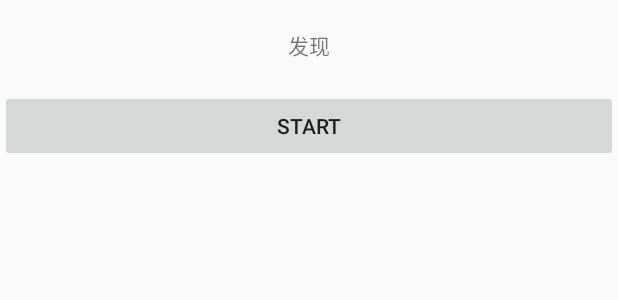
After one commit to wenge1215/MyEyepetizeKotlin, an Android app: the layout fragment_find.xml on its own in the app's theme, with its tools: preview values and no code run, on a phone screen of 412 x 824 dp. The commit adds this screen. Shown: the top 300 px of the screen. Run offline under Robolectric (Android 15) with nearby library versions, the light colour scheme and no system bars.

Commit message:
创建fragment

```diff
--- a/app/src/main/java/wenge/com/myeyepetizekotlin/mvp/contract/HomeContract.kt
+++ b/app/src/main/java/wenge/com/myeyepetizekotlin/mvp/contract/HomeContract.kt
@@ -2,7 +2,7 @@ package wenge.com.myeyepetizekotlin.mvp.contract
 
 import wenge.com.myeyepetizekotlin.base.BasePresenter
 import wenge.com.myeyepetizekotlin.base.BaseView
-import wenge.com.myeyepetizekotlin.mvp.model.HomeBean
+import wenge.com.myeyepetizekotlin.mvp.model.bean.HomeBean
 
 /**
  * Created by WENGE on 2017/9/5.
--- /dev/null
+++ b/app/src/main/res/drawable/refs.xml
@@ -0,0 +1,34 @@
+<?xml version="1.0" encoding="utf-8"?>
+<selector xmlns:android="http://schemas.android.com/apk/res/android">
+    <item
+        android:state_enabled="true"
+        android:state_pressed="true">
+        <set android:ordering="together">
+            <objectAnimator
+                android:duration="@android:integer/config_shortAnimTime"
+                android:propertyName="scaleX"
+                android:valueTo="0.6"
+                android:valueType="floatType" />
+            <objectAnimator
+                android:duration="@android:integer/config_shortAnimTime"
+                android:propertyName="scaleY"
+                android:valueTo="0.6"
+                android:valueType="floatType" />
+        </set>
+    </item>
+
+    <item>
+        <set android:ordering="together">
+            <objectAnimator
+                android:duration="@android:integer/config_shortAnimTime"
+                android:propertyName="scaleX"
+                android:valueTo="1.0"
+                android:valueType="floatType" />
+            <objectAnimator
+                android:duration="@android:integer/config_shortAnimTime"
+                android:propertyName="scaleY"
+                android:valueTo="1.0"
+                android:valueType="floatType" />
+        </set>
+    </item>
+</selector>
--- /dev/null
+++ b/app/src/main/res/layout/fragment_find.xml
@@ -0,0 +1,18 @@
+<?xml version="1.0" encoding="utf-8"?>
+<LinearLayout xmlns:android="http://schemas.android.com/apk/res/android"
+              android:layout_width="match_parent"
+              android:layout_height="match_parent"
+              android:orientation="vertical">
+
+    <TextView
+        android:layout_width="match_parent"
+        android:layout_height="60dp"
+        android:gravity="center"
+        android:text="发现"/>
+
+    <Button
+        android:layout_width="match_parent"
+        android:layout_height="wrap_content"
+        android:stateListAnimator="@drawable/refs"
+        android:text="start"/>
+</LinearLayout>
--- a/app/src/main/res/values/colors.xml
+++ b/app/src/main/res/values/colors.xml
@@ -5,4 +5,5 @@
     <color name="colorAccent">#FF4081</color>
     <color name="black">#3e424b</color>
     <color name="white">#FFFFFF</color>
+    <color name="transparent">#0000</color>
 </resources>
```
Also changed, not shown: app/src/main/java/wenge/com/myeyepetizekotlin/mvp/model/HomeBean.kt (deleted, +0 -9 lines), app/src/main/java/wenge/com/myeyepetizekotlin/mvp/model/HomeModel.kt (added, +33 -0 lines), app/src/main/java/wenge/com/myeyepetizekotlin/mvp/model/bean/HomeBean.kt (added, +33 -0 lines), app/src/main/java/wenge/com/myeyepetizekotlin/serach/CircularRevealAnim.kt (added, +108 -0 lines), app/src/main/java/wenge/com/myeyepetizekotlin/ui/MainActivity.kt (+98 -6 lines), app/src/main/java/wenge/com/myeyepetizekotlin/ui/fragment/BaseFragment.kt (added, +65 -0 lines), app/src/main/java/wenge/com/myeyepetizekotlin/ui/fragment/FindFragment.kt (added, +20 -0 lines), app/src/main/java/wenge/com/myeyepetizekotlin/ui/fragment/HomeFragment.kt (added, +47 -0 lines), app/src/main/java/wenge/com/myeyepetizekotlin/ui/fragment/HotFragment.kt (added, +20 -0 lines), app/src/main/java/wenge/com/myeyepetizekotlin/ui/fragment/MineFragment.kt (added, +20 -0 lines), app/src/main/java/wenge/com/myeyepetizekotlin/ui/fragment/SerachFragment.kt (added, +69 -0 lines), app/src/main/res/layout/fragment_home.xml (added, +13 -0 lines), app/src/main/res/layout/fragment_hot.xml (added, +13 -0 lines), app/src/main/res/layout/fragment_mine.xml (added, +11 -0 lines), 2 more files.
